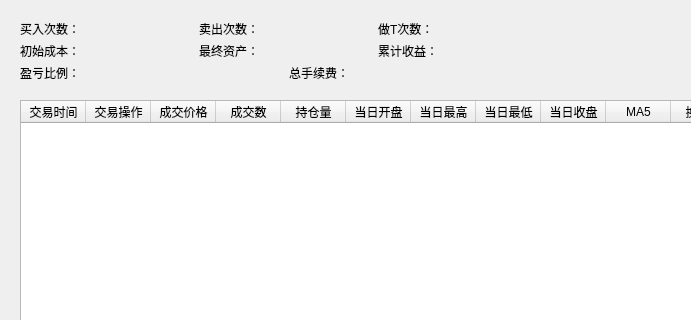
Qt form QtDesign/TradeSimulator.ui (victor647/QuantumStockTrade) before a commit; both pictures show x 0 to 691 and y 0 to 320 of the 1042 by 784 pixel window.
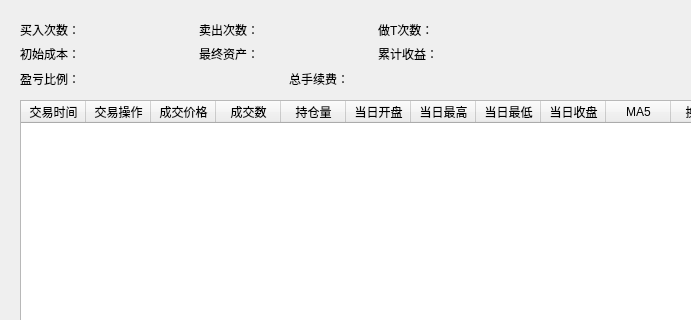
The same form after that commit.

Patch:
```diff
--- a/QtDesign/TradeSimulator.ui
+++ b/QtDesign/TradeSimulator.ui
@@ -112,20 +112,32 @@
     </property>
    </column>
   </widget>
-  <widget class="QWidget" name="">
+  <widget class="QWidget" name="layoutWidget">
    <property name="geometry">
     <rect>
      <x>20</x>
      <y>20</y>
      <width>531</width>
-     <height>61</height>
+     <height>68</height>
     </rect>
    </property>
+   <property name="font">
+    <font>
+     <family>Microsoft YaHei UI</family>
+     <pointsize>9</pointsize>
+    </font>
+   </property>
    <layout class="QVBoxLayout" name="verticalLayout_2">
     <item>
      <layout class="QHBoxLayout" name="horizontalLayout">
       <item>
        <widget class="QLabel" name="lblBuyCount">
+        <property name="font">
+         <font>
+          <family>Microsoft YaHei UI</family>
+          <pointsize>9</pointsize>
+         </font>
+        </property>
         <property name="text">
          <string>买入次数：</string>
         </property>
@@ -133,6 +145,12 @@
       </item>
       <item>
        <widget class="QLabel" name="lblSellCount">
+        <property name="font">
+         <font>
+          <family>Microsoft YaHei UI</family>
+          <pointsize>9</pointsize>
+         </font>
+        </property>
         <property name="text">
          <string>卖出次数：</string>
         </property>
@@ -140,6 +158,12 @@
       </item>
       <item>
        <widget class="QLabel" name="lblSameDayPerformance">
+        <property name="font">
+         <font>
+          <family>Microsoft YaHei UI</family>
+          <pointsize>9</pointsize>
+         </font>
+        </property>
         <property name="text">
          <string>做T次数：</string>
         </property>
@@ -151,6 +175,12 @@
      <layout class="QHBoxLayout" name="horizontalLayout_2">
       <item>
        <widget class="QLabel" name="lblOriginalInvestment">
+        <property name="font">
+         <font>
+          <family>Microsoft YaHei UI</family>
+          <pointsize>9</pointsize>
+         </font>
+        </property>
         <property name="text">
          <string>初始成本：</string>
         </property>
@@ -158,6 +188,12 @@
       </item>
       <item>
        <widget class="QLabel" name="lblFinalAsset">
+        <property name="font">
+         <font>
+          <family>Microsoft YaHei UI</family>
+          <pointsize>9</pointsize>
+         </font>
+        </property>
         <property name="text">
          <string>最终资产：</string>
         </property>
@@ -165,6 +201,12 @@
       </item>
       <item>
        <widget class="QLabel" name="lblTotalProfit">
+        <property name="font">
+         <font>
+          <family>Microsoft YaHei UI</family>
+          <pointsize>9</pointsize>
+         </font>
+        </property>
         <property name="text">
          <string>累计收益：</string>
         </property>
@@ -176,6 +218,12 @@
      <layout class="QHBoxLayout" name="horizontalLayout_3">
       <item>
        <widget class="QLabel" name="lblTotalReturn">
+        <property name="font">
+         <font>
+          <family>Microsoft YaHei UI</family>
+          <pointsize>9</pointsize>
+         </font>
+        </property>
         <property name="text">
          <string>盈亏比例：</string>
         </property>
@@ -183,6 +231,12 @@
       </item>
       <item>
        <widget class="QLabel" name="lblTotalFee">
+        <property name="font">
+         <font>
+          <family>Microsoft YaHei UI</family>
+          <pointsize>9</pointsize>
+         </font>
+        </property>
         <property name="text">
          <string>总手续费：</string>
         </property>
```
Left out of the diff: 6 changed lines with no effect on the pictures.
